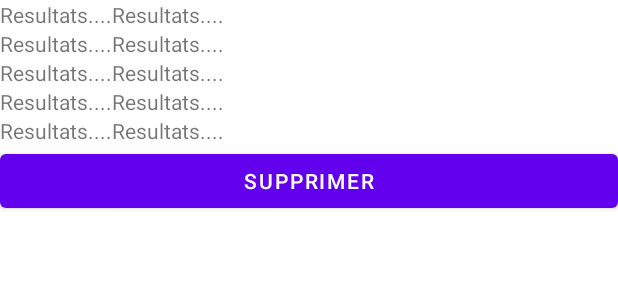
After one commit to btssn-lasalle-84/plug-in-pool-2023, an Android app: the layout fenetre_historique_manche.xml on its own in the app's theme, with its tools: preview values and no code run, on a phone screen of 412 x 824 dp. The commit adds this screen. Shown: the top 300 px of the screen. Run offline under Robolectric (Android 15) with nearby library versions, the phone set to English and light mode, and no system bars.

Commit message:
POOL2023-43 Création des classes HistoriqueJoueur et HistoriqueManche permettant d'éditer respectivement un joueur ou une manche

```diff
--- a/PlugInPool/app/src/main/java/com/example/pluginpool/EcranPrincipal.java
+++ b/PlugInPool/app/src/main/java/com/example/pluginpool/EcranPrincipal.java
@@ -102,7 +102,7 @@ public class EcranPrincipal extends AppCompatActivity
      */
     private void initialiserRessources()
     {
-        boutonStatistiques = (Button)findViewById(R.id.boutonStatistiques);
+        boutonStatistiques = (Button)findViewById(R.id.boutonHistorique);
         boutonJouer        = (Button)findViewById(R.id.boutonJouer);
 
         boutonStatistiques.setOnClickListener(new View.OnClickListener()
--- a/PlugInPool/app/src/main/java/com/example/pluginpool/Manche.java
+++ b/PlugInPool/app/src/main/java/com/example/pluginpool/Manche.java
@@ -267,7 +267,6 @@ public class Manche extends AppCompatActivity
         baseDonnees.ajouterManche(joueurs, indexJoueurGagnant, manche, numeroTable);
         fenetreFinDeManche.setTitle("Partie terminée");
         fenetreFinDeManche.setMessage("Bravo " + joueurs[indexJoueurGagnant] + " !");
-        fenetreFinDeManche.setResultats();
         fenetreFinDeManche.show();
         communication.envoyer(Protocole.ARRET);
     }
@@ -359,7 +358,7 @@ public class Manche extends AppCompatActivity
     {
         reinitialiserAttributs();
         initialiserRessourcesDeDebutdeManche();
-        communication.seConnecter(table);
+        communication.envoyer(Protocole.DEBUT);
         //!<@todo réinit compteur à faire ou déjà fait dans une des fonctions?
     }
 
@@ -410,6 +409,7 @@ public class Manche extends AppCompatActivity
             }
         }
         fondCompteur.setBackgroundTintList(ColorStateList.valueOf(getResources().getColor(R.color.cyan)));
+        decompte.setText(String.valueOf(DUREE_TIR / MILLISEC_PAR_SEC));
         nomJoueurs[PREMIER_JOUEUR].setText("" + joueurs[PREMIER_JOUEUR]);
         nomJoueurs[SECOND_JOUEUR].setText("" + joueurs[SECOND_JOUEUR]);
         nomJoueurs[PREMIER_JOUEUR].setTextColor(ColorStateList.valueOf(getResources().getColor(R.color.cyan)));
--- a/PlugInPool/app/src/main/res/layout/ecran_principal.xml
+++ b/PlugInPool/app/src/main/res/layout/ecran_principal.xml
@@ -31,10 +31,10 @@
             android:textColor="@color/bleu"/>
 
         <Button
-            android:id="@+id/boutonStatistiques"
+            android:id="@+id/boutonHistorique"
             android:layout_width="match_parent"
             android:layout_height="wrap_content"
-            android:text="statistiques"
+            android:text="Historique"
             android:backgroundTint="@color/bleu"/>
 
         <Button
--- /dev/null
+++ b/PlugInPool/app/src/main/res/layout/fenetre_historique_manche.xml
@@ -0,0 +1,91 @@
+<?xml version="1.0" encoding="utf-8"?>
+<androidx.constraintlayout.widget.ConstraintLayout xmlns:android="http://schemas.android.com/apk/res/android"
+    android:layout_width="match_parent"
+    android:layout_height="match_parent">
+
+    <LinearLayout
+        android:layout_width="match_parent"
+        android:layout_height="match_parent"
+        android:orientation="vertical">
+
+        <LinearLayout
+            android:layout_width="wrap_content"
+            android:layout_height="wrap_content"
+            android:orientation="horizontal">
+
+            <LinearLayout
+                android:layout_width="match_parent"
+                android:layout_height="match_parent"
+                android:orientation="vertical">
+
+                <TextView
+                    android:id="@+id/joueur1"
+                    android:layout_width="match_parent"
+                    android:layout_height="wrap_content"
+                    android:text="Resultats...." />
+                <TextView
+                    android:id="@+id/nbRougesJoueur1"
+                    android:layout_width="match_parent"
+                    android:layout_height="wrap_content"
+                    android:text="Resultats...." />
+                <TextView
+                    android:id="@+id/nbJaunesJoueur1"
+                    android:layout_width="match_parent"
+                    android:layout_height="wrap_content"
+                    android:text="Resultats...." />
+                <TextView
+                    android:id="@+id/nbBlanchesJoueur1"
+                    android:layout_width="match_parent"
+                    android:layout_height="wrap_content"
+                    android:text="Resultats...." />
+                <TextView
+                    android:id="@+id/nbNoiresJoueur1"
+                    android:layout_width="match_parent"
+                    android:layout_height="wrap_content"
+                    android:text="Resultats...." />
+
+            </LinearLayout>
+
+            <LinearLayout
+                android:layout_width="match_parent"
+                android:layout_height="match_parent"
+                android:orientation="vertical">
+
+                <TextView
+                    android:id="@+id/joueur2"
+                    android:layout_width="match_parent"
+                    android:layout_height="wrap_content"
+                    android:text="Resultats...." />
+                <TextView
+                    android:id="@+id/nbRougesJoueur2"
+                    android:layout_width="match_parent"
+                    android:layout_height="wrap_content"
+                    android:text="Resultats...." />
+                <TextView
+                    android:id="@+id/nbJaunesJoueur2"
+                    android:layout_width="match_parent"
+                    android:layout_height="wrap_content"
+                    android:text="Resultats...." />
+                <TextView
+                    android:id="@+id/nbBlanchesJoueur2"
+                    android:layout_width="match_parent"
+                    android:layout_height="wrap_content"
+                    android:text="Resultats...." />
+                <TextView
+                    android:id="@+id/nbNoiresJoueur2"
+                    android:layout_width="match_parent"
+                    android:layout_height="wrap_content"
+                    android:text="Resultats...." />
+
+            </LinearLayout>
+        </LinearLayout>
+
+        <Button
+            android:id="@+id/boutonSupprimer"
+            android:layout_width="match_parent"
+            android:layout_height="wrap_content"
+            android:text="Supprimer" />
+
+    </LinearLayout>
+
+</androidx.constraintlayout.widget.ConstraintLayout>
--- a/PlugInPool/app/src/main/res/layout/manche.xml
+++ b/PlugInPool/app/src/main/res/layout/manche.xml
@@ -62,7 +62,7 @@
             android:layout_width="wrap_content"
             android:layout_height="wrap_content"
             android:layout_gravity="center"
-            android:text="42"
+            android:text="45"
             android:textColor="@color/bleu"
             android:textSize="60sp"
             android:textStyle="bold" />
```
Also changed, not shown: PlugInPool/app/src/main/java/com/example/pluginpool/BaseDeDonnees.java (+99 -17 lines), PlugInPool/app/src/main/java/com/example/pluginpool/FinDeManche.java (+27 -18 lines), PlugInPool/app/src/main/java/com/example/pluginpool/Historique.java (+39 -5 lines), PlugInPool/app/src/main/java/com/example/pluginpool/HistoriqueJoueur.java (added, +83 -0 lines), PlugInPool/app/src/main/java/com/example/pluginpool/HistoriqueManche.java (added, +102 -0 lines), PlugInPool/app/src/main/res/layout/fenetre_historique_joueur.xml (added, +44 -0 lines), PlugInPool/app/src/main/res/drawable/icone.png (added).
